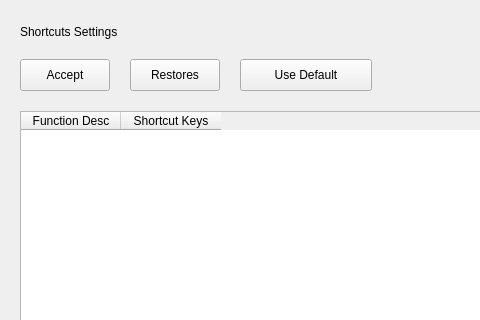
Qt form plugins/devices/keyboardcontrol/keyboardcontrol.ui (ukui/ukui-control-center) before a commit; both pictures show x 0 to 480 and y 0 to 320 of the 800 by 710 pixel window.
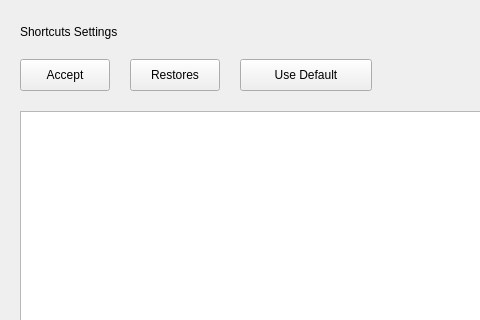
The same form after that commit. The open tabs and pages were chosen to show the change.

```diff
--- a/plugins/devices/keyboardcontrol/keyboardcontrol.ui
+++ b/plugins/devices/keyboardcontrol/keyboardcontrol.ui
@@ -887,18 +887,7 @@
         </layout>
        </item>
        <item>
-        <widget class="QTableWidget" name="tableWidget">
-         <column>
-          <property name="text">
-           <string>Function Desc</string>
-          </property>
-         </column>
-         <column>
-          <property name="text">
-           <string>Shortcut Keys</string>
-          </property>
-         </column>
-        </widget>
+        <widget class="QTableWidget" name="tableWidget"/>
        </item>
        <item>
         <spacer name="verticalSpacer_5">
```
Left out of the diff: 4 changed lines with no effect on the pictures.
